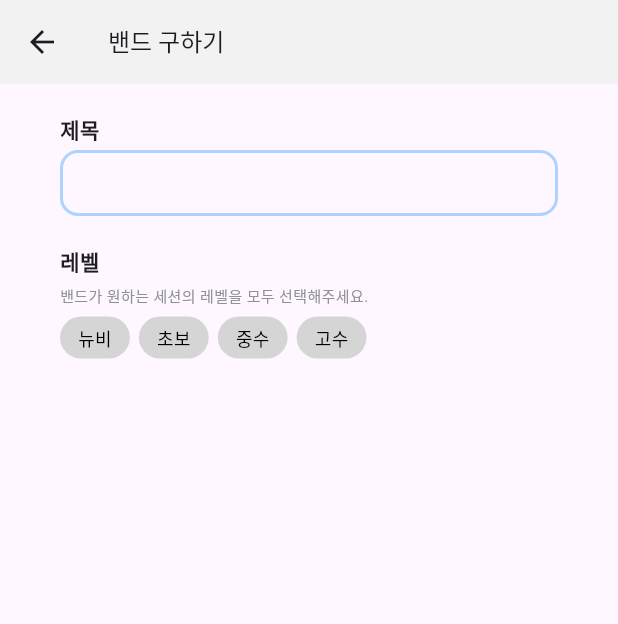
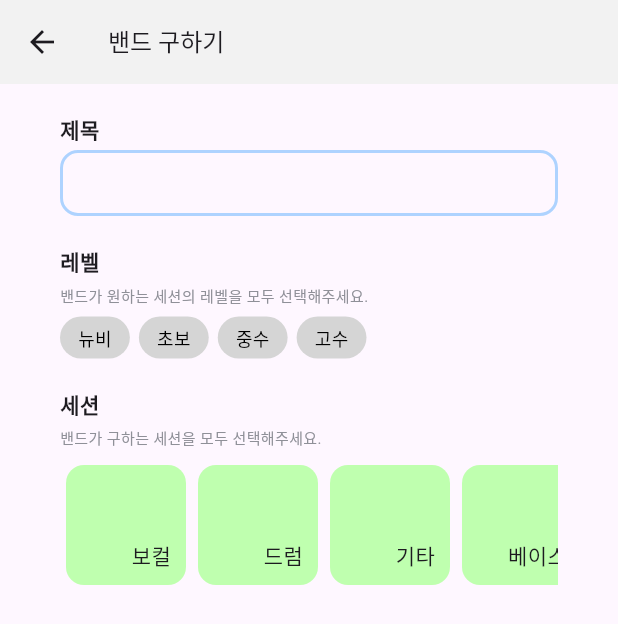
Before and after one commit to zigsong/lets-jam, a Flutter app: the PostScreen screen opened directly with empty values, on a phone screen of 412 x 824 dp. Shown: the top 624 px of the screen. Run offline on Flutter 3.47's test engine with Material 3 defaults, Android fonts, the phone set to English and light mode, and no system bars; our stand-ins replace flutter_dotenv, flutter_svg, image_picker, supabase_flutter; missing offline and left inert: kakao_flutter_sdk; accounts and stored records are empty; Roboto replaces fonts that are missing (Pretendard).

Commit message:
feat: SessionSelector 분리 및 세션 구하기 > 세션 필드 구현

```diff
--- a/lib/models/find_session_model.dart
+++ b/lib/models/find_session_model.dart
@@ -1,11 +1,14 @@
 import 'package:lets_jam/models/level_enum.dart';
+import 'package:lets_jam/models/session_enum.dart';
 
 /// MARK: FindBandModel을 따로 만들어야 할까?
 class FindSessionModel {
   String title;
   List<LevelEnum> levels;
+  List<SessionEnum> sessions;
 
   FindSessionModel.init()
       : title = '',
-        levels = [];
+        levels = [],
+        sessions = [];
 }
--- a/lib/screens/post_screen.dart
+++ b/lib/screens/post_screen.dart
@@ -2,6 +2,7 @@ import 'package:flutter/material.dart';
 import 'package:lets_jam/models/find_session_model.dart';
 import 'package:lets_jam/models/level_enum.dart';
 import 'package:lets_jam/widgets/custom_form.dart';
+import 'package:lets_jam/widgets/session_selector.dart';
 import 'package:lets_jam/widgets/tag.dart';
 import 'package:lets_jam/widgets/text_input.dart';
 
@@ -61,6 +62,23 @@ class _PostScreenState extends State<PostScreen> {
                   },
                 ),
               ),
+              const SizedBox(
+                height: 20,
+              ),
+              CustomForm(
+                label: '세션',
+                subTitle: '밴드가 구하는 세션을 모두 선택해주세요.',
+                content: SessionSelector(
+                  selectedSessions: _findSessionData.sessions,
+                  onChange: (session) {
+                    if (_findSessionData.sessions.contains(session)) {
+                      _findSessionData.sessions.remove(session);
+                    } else {
+                      _findSessionData.sessions.add(session);
+                    }
+                  },
+                ),
+              ),
             ],
           ),
         ),
--- /dev/null
+++ b/lib/widgets/session_selector.dart
@@ -0,0 +1,51 @@
+import 'package:flutter/material.dart';
+import 'package:lets_jam/models/session_enum.dart';
+
+class SessionSelector extends StatefulWidget {
+  final List<SessionEnum> selectedSessions;
+  final Function(SessionEnum session) onChange;
+
+  const SessionSelector(
+      {super.key, required this.selectedSessions, required this.onChange});
+
+  @override
+  State<SessionSelector> createState() => _SessionSelectorState();
+}
+
+class _SessionSelectorState extends State<SessionSelector> {
+  @override
+  Widget build(BuildContext context) {
+    return SingleChildScrollView(
+      scrollDirection: Axis.horizontal,
+      child: Row(
+          children: SessionEnum.values
+              .map((session) => Padding(
+                  padding: const EdgeInsets.all(4.0),
+                  child: GestureDetector(
+                    child: Container(
+                      width: 80,
+                      height: 80,
+                      padding: const EdgeInsets.all(10),
+                      decoration: BoxDecoration(
+                          color: const Color(0xffBFFFAF),
+                          borderRadius: BorderRadius.circular(12),
+                          border: widget.selectedSessions.contains(session)
+                              ? Border.all(
+                                  color: const Color(0xffFF60F9),
+                                  width: 3,
+                                )
+                              : null),
+                      child: Align(
+                          alignment: Alignment.bottomRight,
+                          child: Text(sessionMap[session]!)),
+                    ),
+                    onTap: () {
+                      setState(() {
+                        widget.onChange(session);
+                      });
+                    },
+                  )))
+              .toList()),
+    );
+  }
+}
```
Also changed, not shown: lib/screens/signup_screen/required_page.dart (+6 -83 lines).
